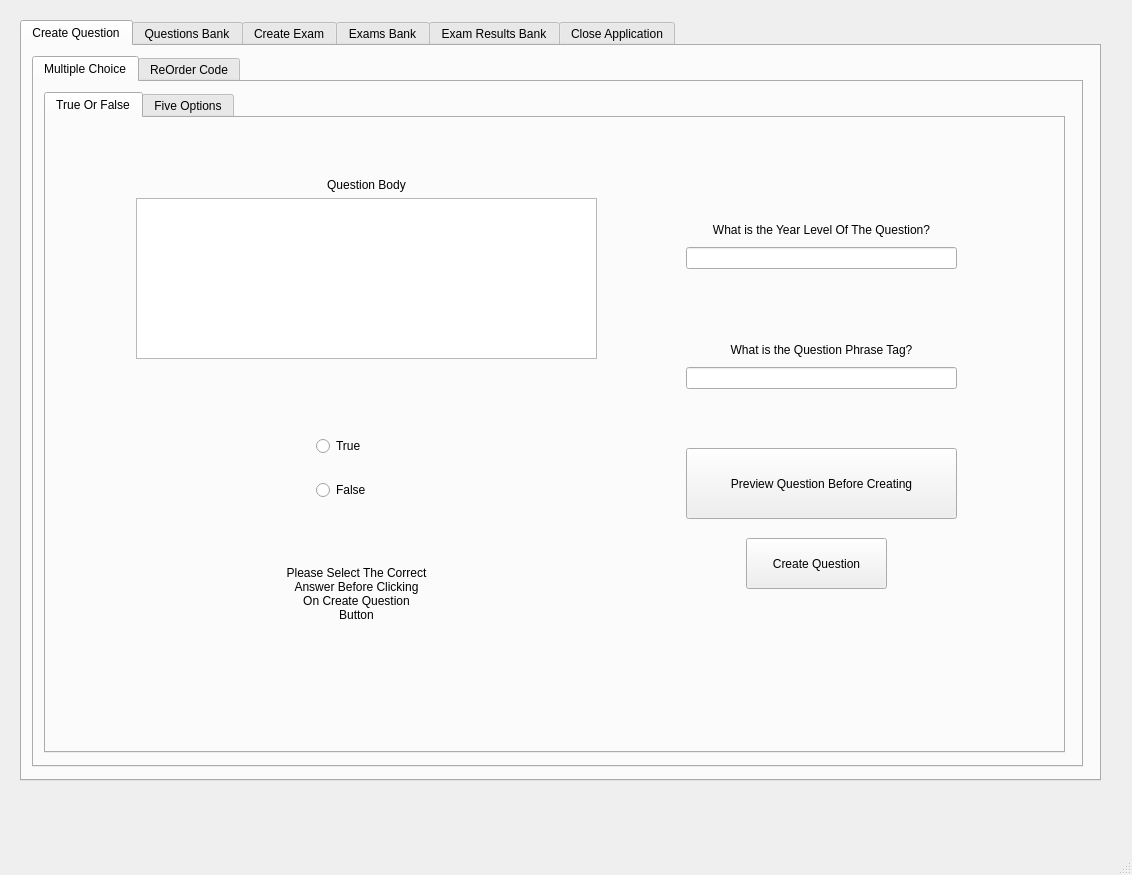
Above: GUI/TeacherGUIQtDesigner.ui from applet199/OOPCourseWorkTwo before the change. Below: the same form after it.
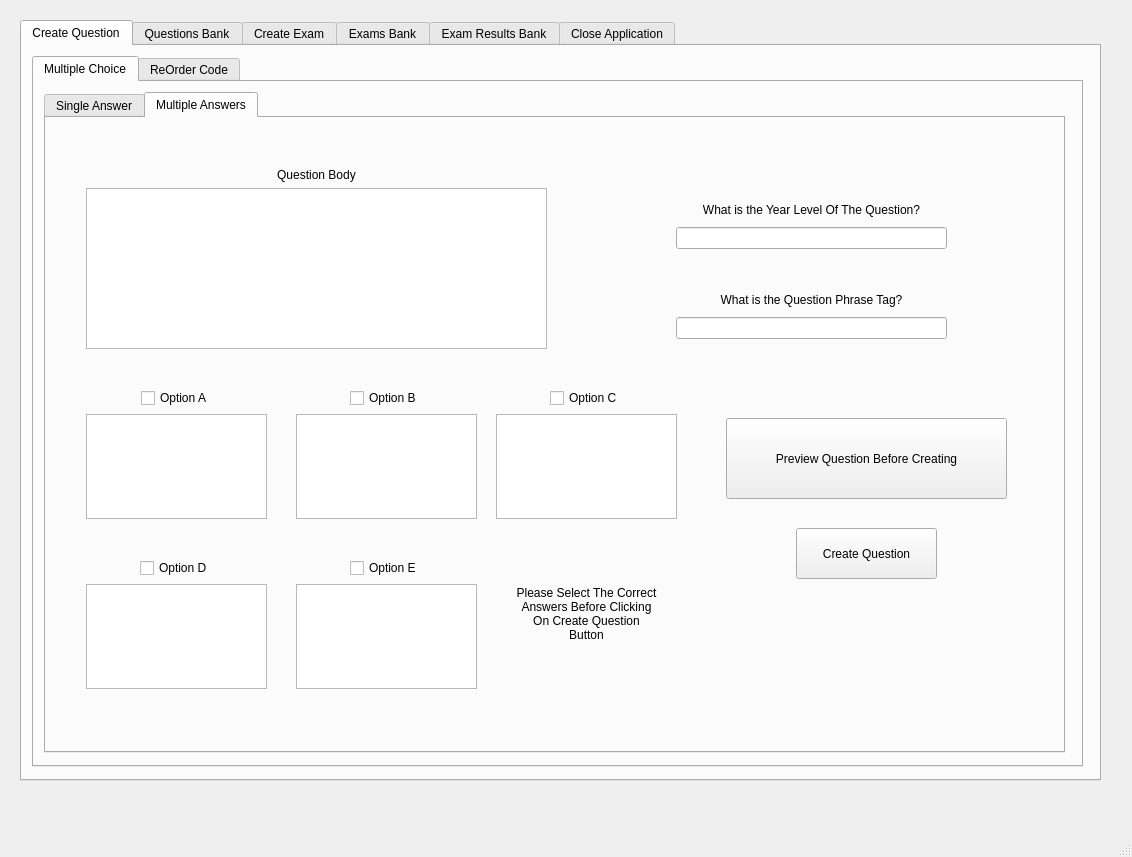
That is the form after the change.

Patch:
```diff
--- a/GUI/TeacherGUIQtDesigner.ui
+++ b/GUI/TeacherGUIQtDesigner.ui
@@ -7,7 +7,7 @@
     <x>0</x>
     <y>0</y>
     <width>1132</width>
-    <height>875</height>
+    <height>857</height>
    </rect>
   </property>
   <property name="windowTitle">
@@ -56,181 +56,11 @@
          </rect>
         </property>
         <property name="currentIndex">
-         <number>0</number>
+         <number>1</number>
         </property>
-        <widget class="QWidget" name="tab_9">
-         <attribute name="title">
-          <string>True Or False</string>
-         </attribute>
-         <widget class="QWidget" name="layoutWidget_6">
-          <property name="geometry">
-           <rect>
-            <x>90</x>
-            <y>60</y>
-            <width>461</width>
-            <height>181</height>
-           </rect>
-          </property>
-          <layout class="QVBoxLayout" name="verticalLayout_9">
-           <item>
-            <widget class="QLabel" name="label_6">
-             <property name="text">
-              <string>Question Body</string>
-             </property>
-             <property name="alignment">
-              <set>Qt::AlignCenter</set>
-             </property>
-            </widget>
-           </item>
-           <item>
-            <widget class="QTextEdit" name="textEdit_7"/>
-           </item>
-          </layout>
-         </widget>
-         <widget class="QWidget" name="layoutWidget_9">
-          <property name="geometry">
-           <rect>
-            <x>640</x>
-            <y>100</y>
-            <width>271</width>
-            <height>51</height>
-           </rect>
-          </property>
-          <layout class="QVBoxLayout" name="verticalLayout_12">
-           <item>
-            <widget class="QLabel" name="label_7">
-             <property name="text">
-              <string>What is the Year Level Of The Question?</string>
-             </property>
-             <property name="alignment">
-              <set>Qt::AlignCenter</set>
-             </property>
-            </widget>
-           </item>
-           <item>
-            <widget class="QLineEdit" name="lineEdit_5"/>
-           </item>
-          </layout>
-         </widget>
-         <widget class="QWidget" name="layoutWidget_10">
-          <property name="geometry">
-           <rect>
-            <x>640</x>
-            <y>220</y>
-            <width>271</width>
-            <height>51</height>
-           </rect>
-          </property>
-          <layout class="QVBoxLayout" name="verticalLayout_14">
-           <item>
-            <widget class="QLabel" name="label_9">
-             <property name="text">
-              <string>What is the Question Phrase Tag?</string>
-             </property>
-             <property name="alignment">
-              <set>Qt::AlignCenter</set>
-             </property>
-            </widget>
-           </item>
-           <item>
-            <widget class="QLineEdit" name="lineEdit_7"/>
-           </item>
-          </layout>
-         </widget>
-         <widget class="QPushButton" name="pushButton_6">
-          <property name="geometry">
-           <rect>
-            <x>640</x>
-            <y>330</y>
-            <width>271</width>
-            <height>71</height>
-           </rect>
-          </property>
-          <property name="text">
-           <string>Preview Question Before Creating</string>
-          </property>
-         </widget>
-         <widget class="QPushButton" name="pushButton_7">
-          <property name="geometry">
-           <rect>
-            <x>700</x>
-            <y>420</y>
-            <width>141</width>
-            <height>51</height>
-           </rect>
-          </property>
-          <property name="text">
-           <string>Create Question</string>
-          </property>
-         </widget>
-         <widget class="QLabel" name="label_10">
-          <property name="geometry">
-           <rect>
-            <x>240</x>
-            <y>440</y>
-            <width>141</width>
-            <height>71</height>
-           </rect>
-          </property>
-          <property name="text">
-           <string>Please Select The Correct Answer Before Clicking On Create Question Button</string>
-          </property>
-          <property name="alignment">
-           <set>Qt::AlignCenter</set>
-          </property>
-          <property name="wordWrap">
-           <bool>true</bool>
-          </property>
-         </widget>
-         <widget class="QLabel" name="label_11">
-          <property name="geometry">
-           <rect>
-            <x>670</x>
-            <y>490</y>
-            <width>201</width>
-            <height>51</height>
-           </rect>
-          </property>
-          <property name="text">
-           <string/>
-          </property>
-          <property name="alignment">
-           <set>Qt::AlignCenter</set>
-          </property>
-          <property name="wordWrap">
-           <bool>true</bool>
-          </property>
-         </widget>
-         <widget class="QWidget" name="layoutWidget">
-          <property name="geometry">
-           <rect>
-            <x>270</x>
-            <y>300</y>
-            <width>91</width>
-            <height>101</height>
-           </rect>
-          </property>
-          <layout class="QVBoxLayout" name="verticalLayout_10">
-           <item>
-            <widget class="QRadioButton" name="radioButton_6">
-             <property name="text">
-              <string>True</string>
-             </property>
-            </widget>
-           </item>
-           <item>
-            <widget class="QRadioButton" name="radioButton_7">
-             <property name="text">
-              <string>False</string>
-             </property>
-            </widget>
-           </item>
-          </layout>
-         </widget>
-        </widget>
         <widget class="QWidget" name="tab_10">
          <attribute name="title">
-          <string>Five Options</string>
+          <string>Single Answer</string>
          </attribute>
          <widget class="QPushButton" name="pushButton">
           <property name="geometry">
@@ -490,6 +320,268 @@
           </layout>
          </widget>
         </widget>
+        <widget class="QWidget" name="tab_3">
+         <attribute name="title">
+          <string>Multiple Answers</string>
+         </attribute>
+         <widget class="QPushButton" name="pushButton_6">
+          <property name="geometry">
+           <rect>
+            <x>680</x>
+            <y>300</y>
+            <width>281</width>
+            <height>81</height>
+           </rect>
+          </property>
+          <property name="text">
+           <string>Preview Question Before Creating</string>
+          </property>
+         </widget>
+         <widget class="QWidget" name="layoutWidget_19">
+          <property name="geometry">
+           <rect>
+            <x>40</x>
+            <y>270</y>
+            <width>181</width>
+            <height>131</height>
+           </rect>
+          </property>
+          <layout class="QVBoxLayout" name="verticalLayout_24">
+           <item alignment="Qt::AlignHCenter">
+            <widget class="QCheckBox" name="checkBox">
+             <property name="text">
+              <string>Option A</string>
+             </property>
+            </widget>
+           </item>
+           <item>
+            <widget class="QTextEdit" name="textEdit_13"/>
+           </item>
+          </layout>
+         </widget>
+         <widget class="QLabel" name="label_6">
+          <property name="geometry">
+           <rect>
+            <x>470</x>
+            <y>460</y>
+            <width>141</width>
+            <height>71</height>
+           </rect>
+          </property>
+          <property name="text">
+           <string>Please Select The Correct Answers Before Clicking On Create Question Button</string>
+          </property>
+          <property name="alignment">
+           <set>Qt::AlignCenter</set>
+          </property>
+          <property name="wordWrap">
+           <bool>true</bool>
+          </property>
+         </widget>
+         <widget class="QWidget" name="layoutWidget_20">
+          <property name="geometry">
+           <rect>
+            <x>40</x>
+            <y>50</y>
+            <width>461</width>
+            <height>181</height>
+           </rect>
+          </property>
+          <layout class="QVBoxLayout" name="verticalLayout_25">
+           <item>
+            <widget class="QLabel" name="label_8">
+             <property name="text">
+              <string>Question Body</string>
+             </property>
+             <property name="alignment">
+              <set>Qt::AlignCenter</set>
+             </property>
+            </widget>
+           </item>
+           <item>
+            <widget class="QTextEdit" name="textEdit_14"/>
+           </item>
+          </layout>
+         </widget>
+         <widget class="QWidget" name="layoutWidget_6">
+          <property name="geometry">
+           <rect>
+            <x>250</x>
+            <y>270</y>
+            <width>181</width>
+            <height>131</height>
+           </rect>
+          </property>
+          <layout class="QVBoxLayout" name="verticalLayout_26">
+           <item alignment="Qt::AlignHCenter">
+            <widget class="QCheckBox" name="checkBox_2">
+             <property name="text">
+              <string>Option B</string>
+             </property>
+            </widget>
+           </item>
+           <item>
+            <widget class="QTextEdit" name="textEdit_15"/>
+           </item>
+          </layout>
+         </widget>
+         <widget class="QLabel" name="label_11">
+          <property name="geometry">
+           <rect>
+            <x>720</x>
+            <y>500</y>
+            <width>201</width>
+            <height>51</height>
+           </rect>
+          </property>
+          <property name="text">
+           <string/>
+          </property>
+          <property name="alignment">
+           <set>Qt::AlignCenter</set>
+          </property>
+          <property name="wordWrap">
+           <bool>true</bool>
+          </property>
+         </widget>
+         <widget class="QWidget" name="layoutWidget_7">
+          <property name="geometry">
+           <rect>
+            <x>450</x>
+            <y>270</y>
+            <width>181</width>
+            <height>131</height>
+           </rect>
+          </property>
+          <layout class="QVBoxLayout" name="verticalLayout_27">
+           <item alignment="Qt::AlignHCenter">
+            <widget class="QCheckBox" name="checkBox_3">
+             <property name="text">
+              <string>Option C</string>
+             </property>
+            </widget>
+           </item>
+           <item>
+            <widget class="QTextEdit" name="textEdit_16"/>
+           </item>
+          </layout>
+         </widget>
+         <widget class="QPushButton" name="pushButton_7">
+          <property name="geometry">
+           <rect>
+            <x>750</x>
+            <y>410</y>
+            <width>141</width>
+            <height>51</height>
+           </rect>
+          </property>
+          <property name="text">
+           <string>Create Question</string>
+          </property>
+         </widget>
+         <widget class="QWidget" name="layoutWidget_8">
+          <property name="geometry">
+           <rect>
+            <x>40</x>
+            <y>440</y>
+            <width>181</width>
+            <height>131</height>
+           </rect>
+          </property>
+          <layout class="QVBoxLayout" name="verticalLayout_28">
+           <item alignment="Qt::AlignHCenter">
+            <widget class="QCheckBox" name="checkBox_4">
+             <property name="text">
+              <string>Option D</string>
+             </property>
+            </widget>
+           </item>
+           <item>
+            <widget class="QTextEdit" name="textEdit_17">
+             <property name="html">
+              <string>&lt;!DOCTYPE HTML PUBLIC &quot;-//W3C//DTD HTML 4.0//EN&quot; &quot;http://www.w3.org/TR/REC-html40/strict.dtd&quot;&gt;
+&lt;html&gt;&lt;head&gt;&lt;meta name=&quot;qrichtext&quot; content=&quot;1&quot; /&gt;&lt;style type=&quot;text/css&quot;&gt;
+p, li { white-space: pre-wrap; }
+&lt;/style&gt;&lt;/head&gt;&lt;body style=&quot; font-family:'MS Shell Dlg 2'; font-size:7.8pt; font-weight:400; font-style:normal;&quot;&gt;
+&lt;p style=&quot;-qt-paragraph-type:empty; margin-top:0px; margin-bottom:0px; margin-left:0px; margin-right:0px; -qt-block-indent:0; text-indent:0px;&quot;&gt;&lt;br /&gt;&lt;/p&gt;&lt;/body&gt;&lt;/html&gt;</string>
+             </property>
+            </widget>
+           </item>
+          </layout>
+         </widget>
+         <widget class="QWidget" name="layoutWidget_21">
+          <property name="geometry">
+           <rect>
+            <x>630</x>
+            <y>170</y>
+            <width>271</width>
+            <height>51</height>
+           </rect>
+          </property>
+          <layout class="QVBoxLayout" name="verticalLayout_29">
+           <item>
+            <widget class="QLabel" name="label_40">
+             <property name="text">
+              <string>What is the Question Phrase Tag?</string>
+             </property>
+             <property name="alignment">
+              <set>Qt::AlignCenter</set>
+             </property>
+            </widget>
+           </item>
+           <item>
+            <widget class="QLineEdit" name="lineEdit_7"/>
+           </item>
+          </layout>
+         </widget>
+         <widget class="QWidget" name="layoutWidget_22">
+          <property name="geometry">
+           <rect>
+            <x>630</x>
+            <y>80</y>
+            <width>271</width>
+            <height>51</height>
+           </rect>
+          </property>
+          <layout class="QVBoxLayout" name="verticalLayout_30">
+           <item>
+            <widget class="QLabel" name="label_41">
+             <property name="text">
+              <string>What is the Year Level Of The Question?</string>
+             </property>
+             <property name="alignment">
+              <set>Qt::AlignCenter</set>
+             </property>
+            </widget>
+           </item>
+           <item>
+            <widget class="QLineEdit" name="lineEdit_25"/>
+           </item>
+          </layout>
+         </widget>
+         <widget class="QWidget" name="layoutWidget_9">
+          <property name="geometry">
+           <rect>
+            <x>250</x>
+            <y>440</y>
+            <width>181</width>
+            <height>131</height>
+           </rect>
+          </property>
+          <layout class="QVBoxLayout" name="verticalLayout_31">
+           <item alignment="Qt::AlignHCenter">
+            <widget class="QCheckBox" name="checkBox_5">
+             <property name="text">
+              <string>Option E</string>
+             </property>
+            </widget>
+           </item>
+           <item>
+            <widget class="QTextEdit" name="textEdit_18"/>
+           </item>
+          </layout>
+         </widget>
+        </widget>
        </widget>
       </widget>
       <widget class="QWidget" name="tab_19">
```
Left out of the diff: 2 changed lines with no effect on the pictures.
